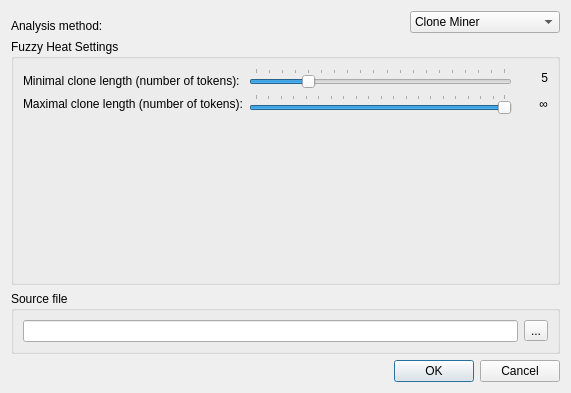
Qt form tool/qtui/element_miner_settings.ui (spbu-se/duplicate-finder) before a commit.
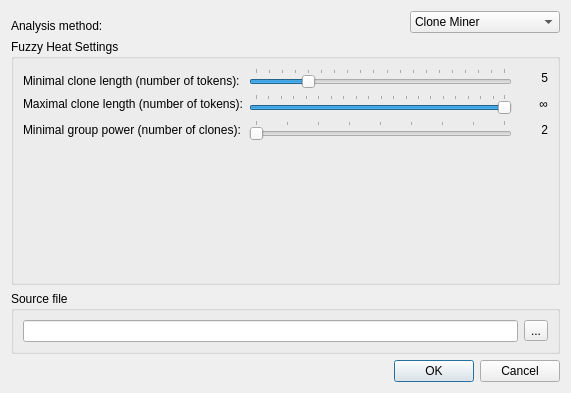
The same form after that commit. The open tabs and pages were chosen to show the change.

Commit message: Allow filtering too poor groups

What changed in the file:
```diff
--- a/tool/qtui/element_miner_settings.ui
+++ b/tool/qtui/element_miner_settings.ui
@@ -799,6 +799,48 @@
               </property>
              </widget>
             </item>
+            <item row="2" column="0">
+             <widget class="QLabel" name="label_11">
+              <property name="text">
+               <string>Minimal group power (number of clones):</string>
+              </property>
+             </widget>
+            </item>
+            <item row="2" column="1">
+             <widget class="QSlider" name="slGrpMinPow">
+              <property name="minimum">
+               <number>2</number>
+              </property>
+              <property name="maximum">
+               <number>10</number>
+              </property>
+              <property name="orientation">
+               <enum>Qt::Horizontal</enum>
+              </property>
+              <property name="tickPosition">
+               <enum>QSlider::TicksAbove</enum>
+              </property>
+              <property name="tickInterval">
+               <number>1</number>
+              </property>
+             </widget>
+            </item>
+            <item row="2" column="2">
+             <widget class="QLabel" name="lbGrpMinPow">
+              <property name="minimumSize">
+               <size>
+                <width>30</width>
+                <height>0</height>
+               </size>
+              </property>
+              <property name="text">
+               <string>2</string>
+              </property>
+              <property name="alignment">
+               <set>Qt::AlignRight|Qt::AlignTrailing|Qt::AlignVCenter</set>
+              </property>
+             </widget>
+            </item>
            </layout>
           </item>
           <item>
```
The commit also changes 3 other files.
